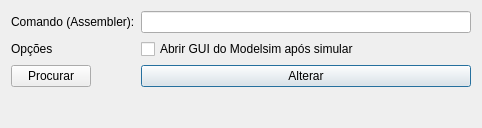
rebecatrinanes/Z01-Ingenheiros, file Projetos/tools/Z01-Simulator-GUI/config_dialog.ui: the form before one commit.
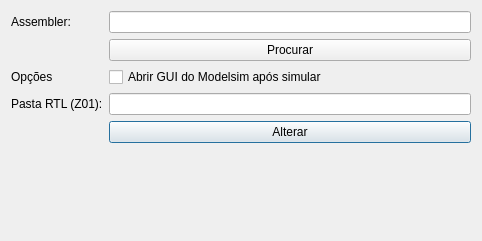
The form after the commit.

Diff of the .ui file:
```diff
--- a/Projetos/tools/Z01-Simulator-GUI/config_dialog.ui
+++ b/Projetos/tools/Z01-Simulator-GUI/config_dialog.ui
@@ -7,7 +7,7 @@
     <x>0</x>
     <y>0</y>
     <width>482</width>
-    <height>128</height>
+    <height>241</height>
    </rect>
   </property>
   <property name="windowTitle">
@@ -21,14 +21,14 @@
        <item row="2" column="0">
         <widget class="QLabel" name="label">
          <property name="text">
-          <string>Comando (Assembler):</string>
+          <string>Assembler:</string>
          </property>
         </widget>
        </item>
        <item row="2" column="1">
         <widget class="QLineEdit" name="assemblerLineEdit"/>
        </item>
-       <item row="4" column="1">
+       <item row="6" column="1">
         <widget class="QPushButton" name="alterarButton">
          <property name="text">
           <string>Alterar</string>
@@ -36,26 +36,36 @@
         </widget>
        </item>
        <item row="4" column="0">
-        <widget class="QPushButton" name="procurarButton">
-         <property name="text">
-          <string>Procurar</string>
-         </property>
-        </widget>
-       </item>
-       <item row="3" column="0">
         <widget class="QLabel" name="label_2">
          <property name="text">
           <string>Opções</string>
          </property>
         </widget>
        </item>
-       <item row="3" column="1">
+       <item row="4" column="1">
         <widget class="QCheckBox" name="simGUIBox">
          <property name="text">
           <string>Abrir GUI do Modelsim após simular</string>
          </property>
         </widget>
        </item>
+       <item row="3" column="1">
+        <widget class="QPushButton" name="procurarButton">
+         <property name="text">
+          <string>Procurar</string>
+         </property>
+        </widget>
+       </item>
+       <item row="5" column="0">
+        <widget class="QLabel" name="pastaRTL">
+         <property name="text">
+          <string>Pasta RTL (Z01):</string>
+         </property>
+        </widget>
+       </item>
+       <item row="5" column="1">
+        <widget class="QLineEdit" name="rtlLineEdit"/>
+       </item>
       </layout>
      </item>
     </layout>
```
